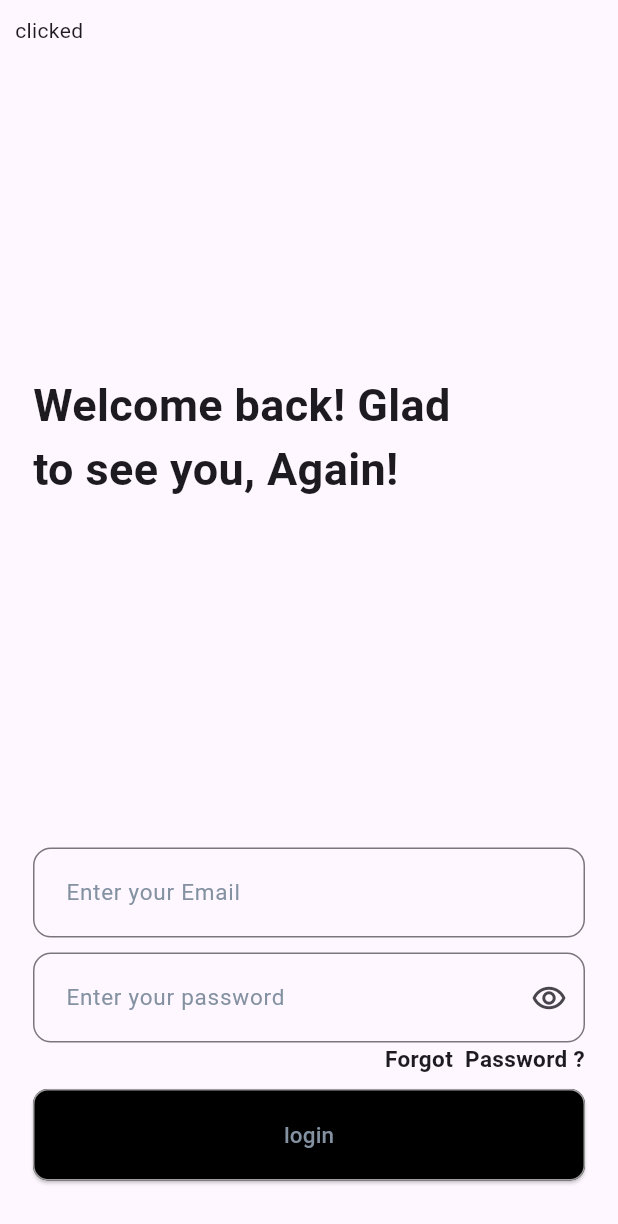
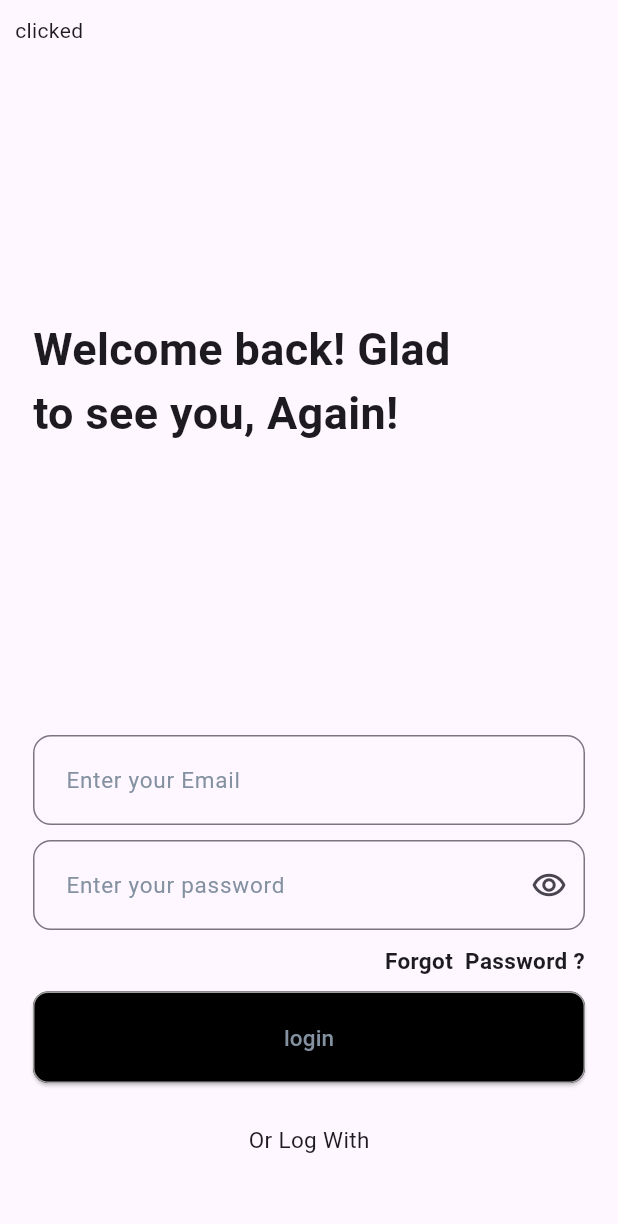
Before and after one commit to stephenonchieku1/final-project, a Flutter app: the screen it shows after launch, on a phone screen of 412 x 824 dp. Shown: the top 1224 px of the screen. Run offline on Flutter 3.47's test engine with Material 3 defaults, Android fonts, the phone set to English and light mode, and no system bars; Roboto replaces fonts that are missing (Urbanist-Medium, Urbanist-SemiBold, Urbanist-semibold).

Commit message:
:lipstick: :sparkles:"Added SizedBox and Padding widgets to LoginScreen, and rearranged layout"

```diff
--- a/lib/screens/loginscreen.dart
+++ b/lib/screens/loginscreen.dart
@@ -90,7 +90,9 @@ class _LoginScreenState extends State<LoginScreen> {
                                     )),
                       ),
                     ),
-
+                 const SizedBox(
+                  height: 10,
+                 ),
               const FadeAnimation(
                   delay: 2.2,
                   child: Align(
@@ -126,6 +128,27 @@ class _LoginScreenState extends State<LoginScreen> {
                const SizedBox(
                 height: 15,
               ),
+               const Padding(
+                padding: EdgeInsets.all(12.0),
+                child: SizedBox(
+                  child: Column(
+                   children: [
+                     FadeAnimation(
+                        delay: 2.2,
+                        child: Text(
+                          "Or Log With",
+                          style: TextStyle(
+                            fontFamily: 'Urbanist-semibold',
+                            fontSize: 15
+                          ),
+                        ),
+                      ),
+                      SizedBox(
+                        height: 20,
+                      ),
+
+                   ],
+                ),))
             ],
           ),
         ),
```
